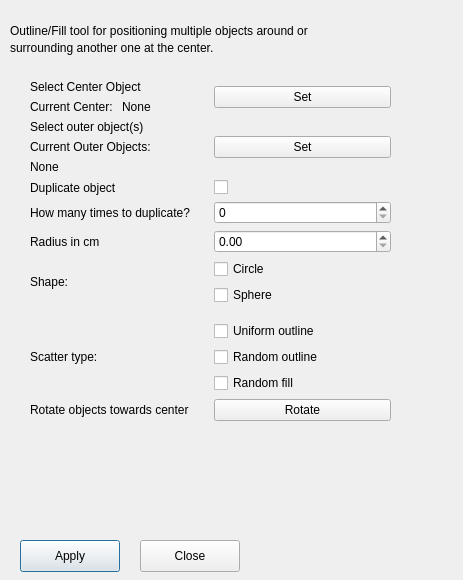
Before: the Qt Designer form gui.ui in jallex/Maya_Tool_Place_Around_Center, drawn with Qt 5.
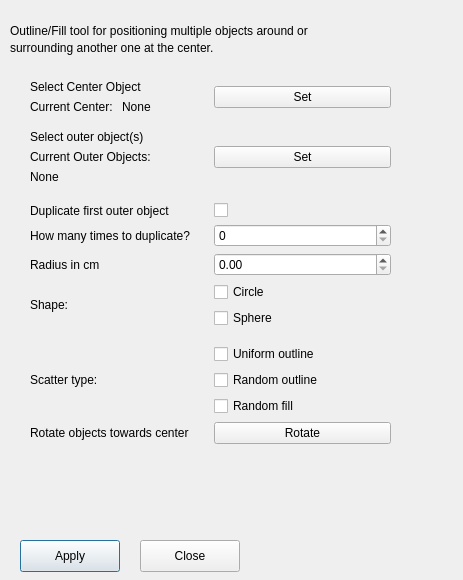
After: the same form once the commit is applied.

Commit message: Sphere randomization

```diff
--- a/gui.ui
+++ b/gui.ui
@@ -45,103 +45,18 @@
      <x>30</x>
      <y>80</y>
      <width>361</width>
-     <height>442</height>
+     <height>479</height>
     </rect>
    </property>
    <layout class="QGridLayout" name="gridLayout">
-    <item row="1" column="1">
-     <widget class="QPushButton" name="outer_button">
-      <property name="text">
-       <string>Set</string>
-      </property>
-     </widget>
-    </item>
-    <item row="0" column="0">
-     <layout class="QVBoxLayout" name="verticalLayout_2">
-      <item>
-       <widget class="QLabel" name="label">
-        <property name="text">
-         <string>Select Center Object</string>
-        </property>
-       </widget>
-      </item>
-      <item>
-       <layout class="QHBoxLayout" name="horizontalLayout_4">
-        <item>
-         <widget class="QLabel" name="label_11">
-          <property name="text">
-           <string>Current Center:</string>
-          </property>
-         </widget>
-        </item>
-        <item>
-         <widget class="QLabel" name="center_objs">
-          <property name="text">
-           <string>None</string>
-          </property>
-         </widget>
-        </item>
-       </layout>
-      </item>
-     </layout>
-    </item>
-    <item row="5" column="1">
-     <widget class="QDoubleSpinBox" name="radius_box"/>
-    </item>
-    <item row="6" column="0">
-     <widget class="QLabel" name="label_5">
-      <property name="text">
-       <string>Shape:</string>
-      </property>
-     </widget>
-    </item>
-    <item row="0" column="1">
-     <widget class="QPushButton" name="center_button">
-      <property name="text">
-       <string>Set</string>
-      </property>
-     </widget>
-    </item>
-    <item row="9" column="0">
-     <widget class="QLabel" name="label_10">
-      <property name="text">
-       <string>Rotate objects towards center</string>
-      </property>
-     </widget>
-    </item>
-    <item row="4" column="0">
-     <widget class="QLabel" name="label_4">
-      <property name="text">
-       <string>How many times to duplicate?</string>
-      </property>
-     </widget>
-    </item>
-    <item row="6" column="1">
-     <layout class="QGridLayout" name="gridLayout_4">
-      <item row="0" column="0">
-       <widget class="QCheckBox" name="circle_check">
-        <property name="text">
-         <string>Circle</string>
-        </property>
-       </widget>
-      </item>
-      <item row="2" column="0">
-       <widget class="QCheckBox" name="sphere_checkbox">
-        <property name="text">
-         <string>Sphere</string>
-        </property>
-       </widget>
-      </item>
-     </layout>
-    </item>
-    <item row="9" column="1">
+    <item row="11" column="1">
      <widget class="QPushButton" name="pushButton">
       <property name="text">
        <string>Rotate</string>
       </property>
      </widget>
     </item>
-    <item row="8" column="1">
+    <item row="10" column="1">
      <layout class="QGridLayout" name="gridLayout_5">
       <item row="1" column="0">
        <widget class="QCheckBox" name="random_outline_checkbox">
@@ -166,42 +81,46 @@
       </item>
      </layout>
     </item>
-    <item row="8" column="0">
-     <layout class="QGridLayout" name="gridLayout_3">
-      <item row="5" column="0">
-       <widget class="QLabel" name="label_6">
-        <property name="text">
-         <string>Scatter type:</string>
-        </property>
-       </widget>
-      </item>
-     </layout>
-    </item>
     <item row="4" column="1">
-     <widget class="QSpinBox" name="spinBox"/>
-    </item>
-    <item row="2" column="0">
-     <widget class="QLabel" name="label_3">
-      <property name="text">
-       <string>Duplicate object</string>
-      </property>
-     </widget>
-    </item>
-    <item row="2" column="1">
      <widget class="QCheckBox" name="checkBox">
       <property name="text">
        <string/>
       </property>
      </widget>
     </item>
-    <item row="5" column="0">
-     <widget class="QLabel" name="label_9">
+    <item row="8" column="1">
+     <layout class="QGridLayout" name="gridLayout_4">
+      <item row="0" column="0">
+       <widget class="QCheckBox" name="circle_check">
+        <property name="text">
+         <string>Circle</string>
+        </property>
+       </widget>
+      </item>
+      <item row="2" column="0">
+       <widget class="QCheckBox" name="sphere_checkbox">
+        <property name="text">
+         <string>Sphere</string>
+        </property>
+       </widget>
+      </item>
+     </layout>
+    </item>
+    <item row="11" column="0">
+     <widget class="QLabel" name="label_10">
       <property name="text">
-       <string>Radius in cm</string>
+       <string>Rotate objects towards center</string>
       </property>
      </widget>
     </item>
-    <item row="1" column="0">
+    <item row="0" column="1">
+     <widget class="QPushButton" name="center_button">
+      <property name="text">
+       <string>Set</string>
+      </property>
+     </widget>
+    </item>
+    <item row="2" column="0">
      <layout class="QVBoxLayout" name="verticalLayout_4">
       <item>
        <widget class="QLabel" name="label_2">
@@ -238,18 +157,114 @@
         <property name="text">
          <string>None</string>
         </property>
+        <property name="wordWrap">
+         <bool>true</bool>
+        </property>
        </widget>
       </item>
      </layout>
     </item>
-    <item row="10" column="0">
+    <item row="6" column="0">
+     <widget class="QLabel" name="label_4">
+      <property name="text">
+       <string>How many times to duplicate?</string>
+      </property>
+     </widget>
+    </item>
+    <item row="12" column="0">
      <widget class="QLabel" name="warnings">
       <property name="text">
        <string/>
       </property>
      </widget>
     </item>
-    <item row="7" column="0">
+    <item row="1" column="0">
+     <spacer name="verticalSpacer_2">
+      <property name="orientation">
+       <enum>Qt::Vertical</enum>
+      </property>
+      <property name="sizeType">
+       <enum>QSizePolicy::Fixed</enum>
+      </property>
+      <property name="sizeHint" stdset="0">
+       <size>
+        <width>10</width>
+        <height>10</height>
+       </size>
+      </property>
+     </spacer>
+    </item>
+    <item row="0" column="0">
+     <layout class="QVBoxLayout" name="verticalLayout_2">
+      <item>
+       <widget class="QLabel" name="label">
+        <property name="text">
+         <string>Select Center Object</string>
+        </property>
+       </widget>
+      </item>
+      <item>
+       <layout class="QHBoxLayout" name="horizontalLayout_4">
+        <item>
+         <widget class="QLabel" name="label_11">
+          <property name="text">
+           <string>Current Center:</string>
+          </property>
+         </widget>
+        </item>
+        <item>
+         <widget class="QLabel" name="center_objs">
+          <property name="text">
+           <string>None</string>
+          </property>
+          <property name="wordWrap">
+           <bool>true</bool>
+          </property>
+         </widget>
+        </item>
+       </layout>
+      </item>
+     </layout>
+    </item>
+    <item row="4" column="0">
+     <widget class="QLabel" name="label_3">
+      <property name="text">
+       <string>Duplicate first outer object</string>
+      </property>
+     </widget>
+    </item>
+    <item row="10" column="0">
+     <layout class="QGridLayout" name="gridLayout_3">
+      <item row="5" column="0">
+       <widget class="QLabel" name="label_6">
+        <property name="text">
+         <string>Scatter type:</string>
+        </property>
+       </widget>
+      </item>
+     </layout>
+    </item>
+    <item row="8" column="0">
+     <widget class="QLabel" name="label_5">
+      <property name="text">
+       <string>Shape:</string>
+      </property>
+     </widget>
+    </item>
+    <item row="7" column="1">
+     <widget class="QDoubleSpinBox" name="radius_box"/>
+    </item>
+    <item row="6" column="1">
+     <widget class="QSpinBox" name="spinBox"/>
+    </item>
+    <item row="2" column="1">
+     <widget class="QPushButton" name="outer_button">
+      <property name="text">
+       <string>Set</string>
+      </property>
+     </widget>
+    </item>
+    <item row="9" column="0">
      <spacer name="verticalSpacer">
       <property name="orientation">
        <enum>Qt::Vertical</enum>
@@ -265,6 +280,29 @@
       </property>
      </spacer>
     </item>
+    <item row="7" column="0">
+     <widget class="QLabel" name="label_9">
+      <property name="text">
+       <string>Radius in cm</string>
+      </property>
+     </widget>
+    </item>
+    <item row="3" column="0">
+     <spacer name="verticalSpacer_3">
+      <property name="orientation">
+       <enum>Qt::Vertical</enum>
+      </property>
+      <property name="sizeType">
+       <enum>QSizePolicy::Fixed</enum>
+      </property>
+      <property name="sizeHint" stdset="0">
+       <size>
+        <width>13</width>
+        <height>13</height>
+       </size>
+      </property>
+     </spacer>
+    </item>
    </layout>
   </widget>
   <widget class="QLabel" name="label_7">
```
The commit also changes 1 other file.
